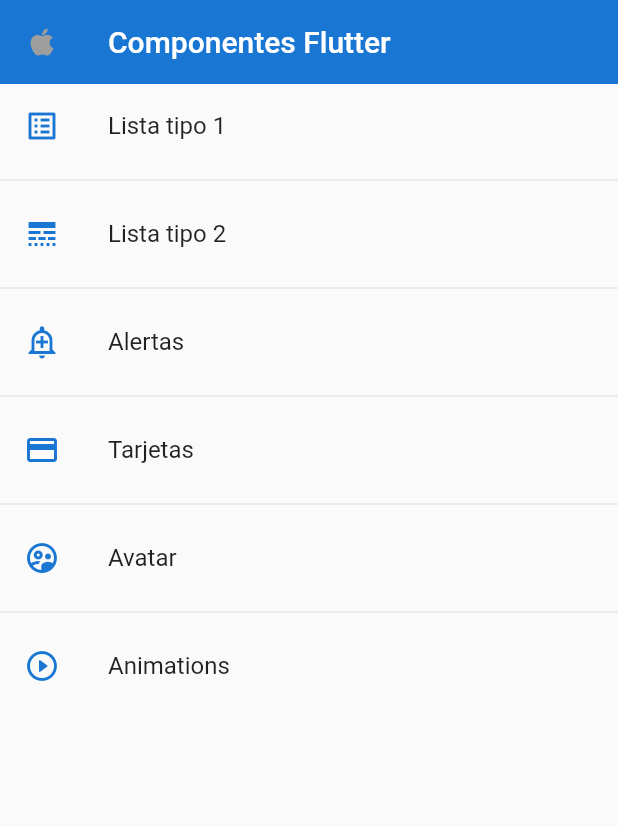
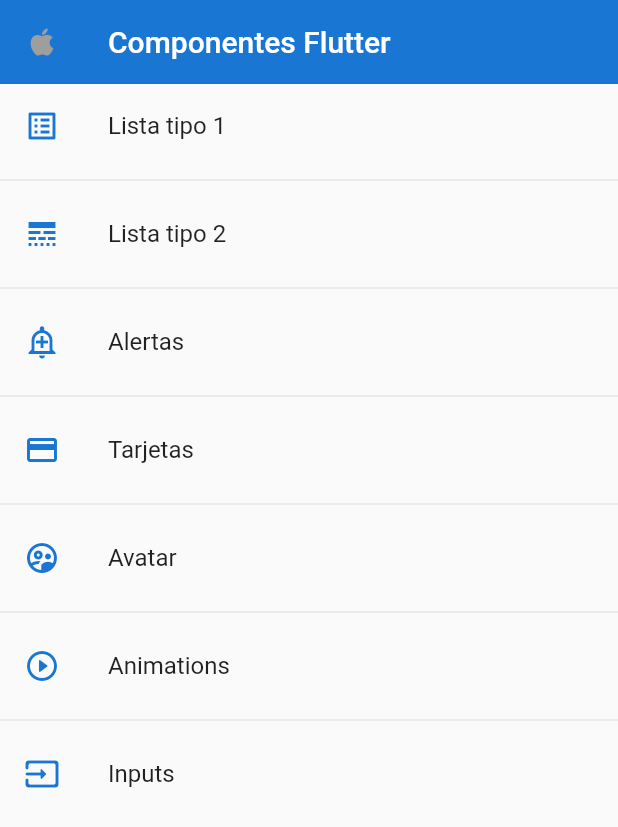
Before and after one commit to JorgeMiguelDelgado/AppComponents, a Flutter app: the screen it shows after launch, on a phone screen of 412 x 824 dp. Shown: the top 827 px of the screen. Run offline on Flutter 3.47's test engine with Material 2 defaults, Android fonts, the phone set to English and light mode, and no system bars.

Commit message:
forms, inputs

```diff
--- a/lib/router/app_routes.dart
+++ b/lib/router/app_routes.dart
@@ -44,6 +44,12 @@ class AppRoutes {
       name: 'Animations',
       screen: const AnimatedScreen(),
     ),
+    MenuOption(
+      route: 'inputs',
+      icon: Icons.input_rounded,
+      name: 'Inputs',
+      screen: const InputsScreen(),
+    )
   ];
 
   static Map<String, Widget Function(BuildContext)> getAppRoutes() {
--- a/lib/screens/screens.dart
+++ b/lib/screens/screens.dart
@@ -1,3 +1,5 @@
+export 'package:fl_components/screens/inputs_screen.dart';
+
 export 'package:fl_components/screens/animated_screen.dart';
 
 export 'package:fl_components/screens/avatar_screen.dart';
--- a/lib/theme/app_theme.dart
+++ b/lib/theme/app_theme.dart
@@ -29,5 +29,29 @@ class AppTheme {
     )),
 
     //scaffoldBackgroundColor: Colors.black,
+
+    inputDecorationTheme: const InputDecorationTheme(
+      floatingLabelStyle: TextStyle(
+        color: primary,
+      ),
+      enabledBorder: OutlineInputBorder(
+        borderSide: BorderSide(color: primary),
+        borderRadius: BorderRadius.only(
+          bottomLeft: Radius.circular(10),
+          topRight: Radius.circular(10),
+        ),
+      ),
+      focusedBorder: OutlineInputBorder(
+        borderSide: BorderSide(color: primary),
+        borderRadius: BorderRadius.only(
+          bottomLeft: Radius.circular(10),
+          topRight: Radius.circular(10),
+        ),
+      ),
+      border: OutlineInputBorder(
+        borderRadius: BorderRadius.only(
+            bottomLeft: Radius.circular(10), topRight: Radius.circular(10)),
+      ),
+    ),
   );
 }
--- a/lib/widgets/widgets.dart
+++ b/lib/widgets/widgets.dart
@@ -1,2 +1,4 @@
+export 'package:fl_components/widgets/custom_input_field.dart';
+
 export 'package:fl_components/widgets/custom_card_type_1.dart';
 export 'package:fl_components/widgets/custom_card_type_2.dart';
```
Also changed, not shown: lib/screens/inputs_screen.dart (added, +61 -0 lines), lib/widgets/custom_input_field.dart (added, +45 -0 lines).
